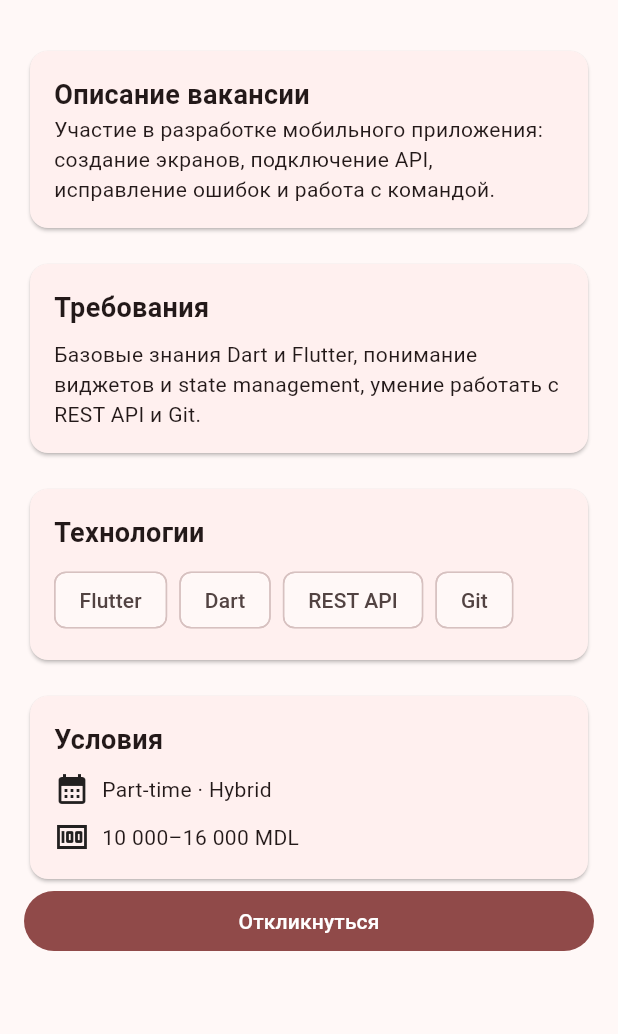
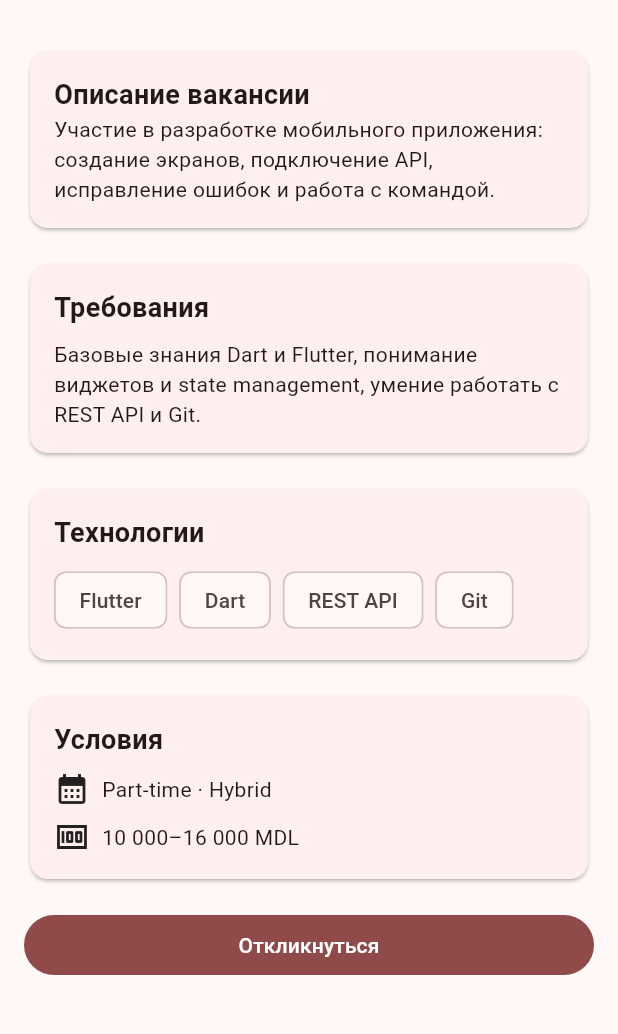
Before and after one commit to sloperator911/slop, a Flutter app: the screen it shows after launch, after a tap on "Junior Flutter Developer", on a phone screen of 412 x 824 dp, the part 63-1097 px from its top. Run offline on Flutter 3.47's test engine with Material 3 defaults, Android fonts, the phone set to English and light mode, and no system bars; drawn by our look-alikes of dynamic_color, text_scroll; our stand-ins replace go_router; missing offline and left inert: file_selector.

Commit message:
material you colors

```diff
--- a/lib/main.dart
+++ b/lib/main.dart
@@ -5,6 +5,7 @@ import 'package:flutter/material.dart';
 import 'package:blowjobboard/screens/joblist.dart';
 import 'package:blowjobboard/screens/profile.dart';
 import 'package:go_router/go_router.dart';
+import 'package:dynamic_color/dynamic_color.dart';
 
 void main() {
   runApp(const MyApp());
@@ -22,9 +23,10 @@ final router = GoRouter(
     ),
     GoRoute(
       path: '/apply',
-      builder:(context, state) => ApplicationForm(job: state.extra! as JobPost),
-      )
-  ]
+      builder: (context, state) =>
+          ApplicationForm(job: state.extra! as JobPost),
+    ),
+  ],
 );
 
 class MyApp extends StatelessWidget {
@@ -32,15 +34,28 @@ class MyApp extends StatelessWidget {
 
   @override
   Widget build(BuildContext context) {
-    return MaterialApp.router(
+    return DynamicColorBuilder(
+      builder: (lightDynamic, darkDynamic) => MaterialApp.router(
         title: 'blowjobboard',
         routerConfig: router,
+
         theme: ThemeData(
-        colorScheme: .fromSeed(
+          useMaterial3: true,
+          colorScheme: lightDynamic ??
+              ColorScheme.fromSeed(
                 seedColor: const Color.fromARGB(255, 127, 61, 61),
               ),
         ),
 
+        darkTheme: ThemeData(
+          useMaterial3: true,
+          colorScheme: darkDynamic ??
+              ColorScheme.fromSeed(
+                seedColor: const Color.fromARGB(255, 127, 61, 61),
+                brightness: Brightness.dark,
+              ),
+        ),
+      ),
     );
   }
 }
@@ -67,10 +82,7 @@ class _MyHomePageState extends State<MyHomePage> {
       bottomNavigationBar: BottomNavigationBar(
         currentIndex: selectedIndex,
         items: const [
-          BottomNavigationBarItem(
-            icon: Icon(Icons.home),
-            label: "Главная",
-            ),
+          BottomNavigationBarItem(icon: Icon(Icons.home), label: "Главная"),
           BottomNavigationBarItem(
             icon: Icon(Icons.person),
             label: "Мой профиль",
@@ -82,7 +94,7 @@ class _MyHomePageState extends State<MyHomePage> {
           });
         },
       ),
-      body: pages[selectedIndex]
+      body: pages[selectedIndex],
     );
   }
 }
--- a/lib/screens/jobdetails.dart
+++ b/lib/screens/jobdetails.dart
@@ -105,6 +105,7 @@ class JobDetails extends StatelessWidget {
               ),
             ),
           ),
+          const SizedBox(height: 16),
           FilledButton(onPressed: () {
             context.push('/apply', extra: job);
           }, child: Text("Откликнуться")),
--- a/pubspec.yaml
+++ b/pubspec.yaml
@@ -37,6 +37,7 @@ dependencies:
   cupertino_icons: ^1.0.8
   file_selector: ^1.1.0
   go_router: ^18.0.1
+  dynamic_color: ^1.9.0
 
 dev_dependencies:
   flutter_test:
```
Also changed, not shown: pubspec.lock. Lines whose indentation alone changed are shown as unchanged.
